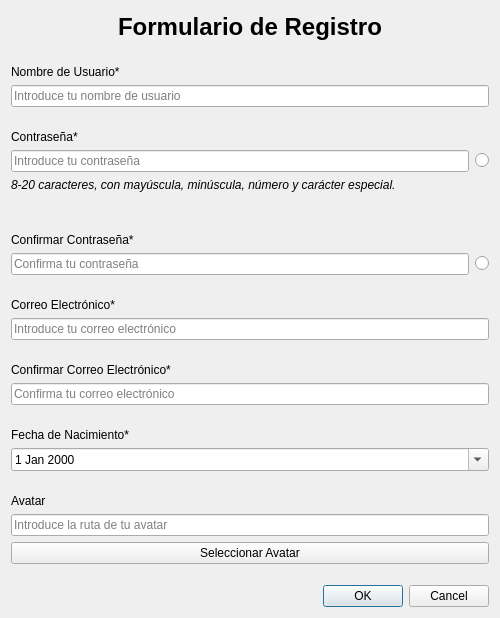
First picture: the form in pantallaregistro.ui, repository Carlessgm/Trabajo_IHM, before the edit.
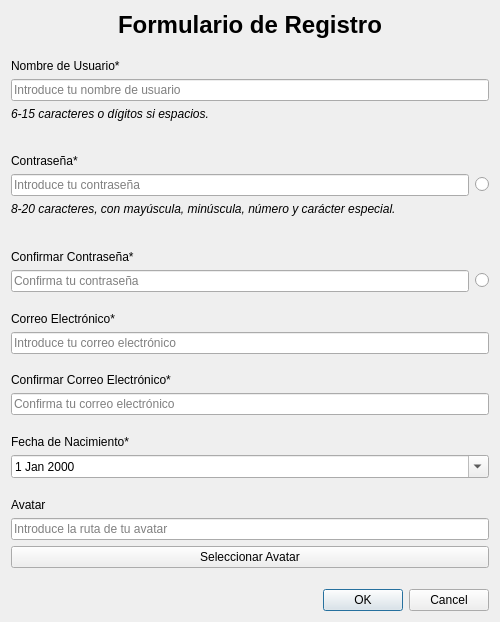
Second picture: the form after the edit.

Diff of the .ui file:
```diff
--- a/pantallaregistro.ui
+++ b/pantallaregistro.ui
@@ -10,127 +10,43 @@
     <x>0</x>
     <y>0</y>
     <width>500</width>
-    <height>618</height>
+    <height>622</height>
    </rect>
   </property>
   <property name="windowTitle">
    <string>Registro de Usuario</string>
   </property>
   <layout class="QGridLayout" name="gridLayout">
-   <item row="17" column="0">
-    <widget class="QPushButton" name="botonSeleccionarAvatar">
-     <property name="text">
-      <string>Seleccionar Avatar</string>
-     </property>
-    </widget>
-   </item>
    <item row="13" column="0">
-    <widget class="QLabel" name="labelFechaNacimiento">
-     <property name="text">
-      <string>Fecha de Nacimiento*</string>
-     </property>
-     <property name="alignment">
-      <set>Qt::AlignmentFlag::AlignBottom|Qt::AlignmentFlag::AlignLeading|Qt::AlignmentFlag::AlignLeft</set>
-     </property>
-    </widget>
-   </item>
-   <item row="12" column="0">
     <widget class="QLineEdit" name="lineEditConfirmarCorreo">
      <property name="placeholderText">
       <string>Confirma tu correo electrónico</string>
      </property>
     </widget>
    </item>
-   <item row="0" column="0">
-    <widget class="QLabel" name="labelTitulo">
-     <property name="font">
-      <font>
-       <pointsize>18</pointsize>
-       <bold>true</bold>
-      </font>
-     </property>
-     <property name="text">
-      <string>Formulario de Registro</string>
-     </property>
-     <property name="alignment">
-      <set>Qt::AlignmentFlag::AlignCenter</set>
-     </property>
-    </widget>
-   </item>
-   <item row="9" column="0">
-    <widget class="QLabel" name="labelCorreo">
-     <property name="text">
-      <string>Correo Electrónico*</string>
-     </property>
-     <property name="alignment">
-      <set>Qt::AlignmentFlag::AlignBottom|Qt::AlignmentFlag::AlignLeading|Qt::AlignmentFlag::AlignLeft</set>
-     </property>
-    </widget>
-   </item>
    <item row="6" column="0">
-    <widget class="QLabel" name="labelConfirmarContrasena">
+    <widget class="QLabel" name="label">
+     <property name="font">
+      <font>
+       <italic>true</italic>
+      </font>
+     </property>
      <property name="text">
-      <string>Confirmar Contraseña*</string>
+      <string>8-20 caracteres, con mayúscula, minúscula, número y carácter especial.</string>
      </property>
      <property name="alignment">
-      <set>Qt::AlignmentFlag::AlignBottom|Qt::AlignmentFlag::AlignLeading|Qt::AlignmentFlag::AlignLeft</set>
+      <set>Qt::AlignmentFlag::AlignLeading|Qt::AlignmentFlag::AlignLeft|Qt::AlignmentFlag::AlignTop</set>
      </property>
     </widget>
    </item>
    <item row="11" column="0">
-    <widget class="QLabel" name="labelConfirmarCorreo">
-     <property name="text">
-      <string>Confirmar Correo Electrónico*</string>
-     </property>
-     <property name="alignment">
-      <set>Qt::AlignmentFlag::AlignBottom|Qt::AlignmentFlag::AlignLeading|Qt::AlignmentFlag::AlignLeft</set>
-     </property>
-    </widget>
-   </item>
-   <item row="2" column="0">
-    <widget class="QLineEdit" name="lineEditUsuario">
+    <widget class="QLineEdit" name="lineEditCorreo">
      <property name="placeholderText">
-      <string>Introduce tu nombre de usuario</string>
+      <string>Introduce tu correo electrónico</string>
      </property>
     </widget>
    </item>
-   <item row="3" column="0">
-    <widget class="QLabel" name="labelContrasena">
-     <property name="sizePolicy">
-      <sizepolicy hsizetype="Preferred" vsizetype="Preferred">
-       <horstretch>0</horstretch>
-       <verstretch>0</verstretch>
-      </sizepolicy>
-     </property>
-     <property name="text">
-      <string>Contraseña*</string>
-     </property>
-     <property name="alignment">
-      <set>Qt::AlignmentFlag::AlignBottom|Qt::AlignmentFlag::AlignLeading|Qt::AlignmentFlag::AlignLeft</set>
-     </property>
-    </widget>
-   </item>
-   <item row="1" column="0">
-    <widget class="QLabel" name="labelNickname">
-     <property name="text">
-      <string>Nombre de Usuario*</string>
-     </property>
-     <property name="alignment">
-      <set>Qt::AlignmentFlag::AlignBottom|Qt::AlignmentFlag::AlignLeading|Qt::AlignmentFlag::AlignLeft</set>
-     </property>
-    </widget>
-   </item>
-   <item row="15" column="0">
-    <widget class="QLabel" name="labelAvatar">
-     <property name="text">
-      <string>Avatar</string>
-     </property>
-     <property name="alignment">
-      <set>Qt::AlignmentFlag::AlignBottom|Qt::AlignmentFlag::AlignLeading|Qt::AlignmentFlag::AlignLeft</set>
-     </property>
-    </widget>
-   </item>
-   <item row="19" column="0">
+   <item row="20" column="0">
     <widget class="QDialogButtonBox" name="buttonBox">
      <property name="orientation">
       <enum>Qt::Orientation::Horizontal</enum>
@@ -140,21 +56,57 @@
      </property>
     </widget>
    </item>
-   <item row="16" column="0">
+   <item row="17" column="0">
     <widget class="QLineEdit" name="lineEditAvatar">
      <property name="placeholderText">
       <string>Introduce la ruta de tu avatar</string>
      </property>
     </widget>
    </item>
+   <item row="7" column="0">
+    <widget class="QLabel" name="labelConfirmarContrasena">
+     <property name="text">
+      <string>Confirmar Contraseña*</string>
+     </property>
+     <property name="alignment">
+      <set>Qt::AlignmentFlag::AlignBottom|Qt::AlignmentFlag::AlignLeading|Qt::AlignmentFlag::AlignLeft</set>
+     </property>
+    </widget>
+   </item>
+   <item row="18" column="0">
+    <widget class="QPushButton" name="botonSeleccionarAvatar">
+     <property name="text">
+      <string>Seleccionar Avatar</string>
+     </property>
+    </widget>
+   </item>
    <item row="10" column="0">
-    <widget class="QLineEdit" name="lineEditCorreo">
-     <property name="placeholderText">
-      <string>Introduce tu correo electrónico</string>
+    <widget class="QLabel" name="labelCorreo">
+     <property name="text">
+      <string>Correo Electrónico*</string>
+     </property>
+     <property name="alignment">
+      <set>Qt::AlignmentFlag::AlignBottom|Qt::AlignmentFlag::AlignLeading|Qt::AlignmentFlag::AlignLeft</set>
      </property>
     </widget>
    </item>
    <item row="4" column="0">
+    <widget class="QLabel" name="labelContrasena">
+     <property name="sizePolicy">
+      <sizepolicy hsizetype="Preferred" vsizetype="Preferred">
+       <horstretch>0</horstretch>
+       <verstretch>0</verstretch>
+      </sizepolicy>
+     </property>
+     <property name="text">
+      <string>Contraseña*</string>
+     </property>
+     <property name="alignment">
+      <set>Qt::AlignmentFlag::AlignBottom|Qt::AlignmentFlag::AlignLeading|Qt::AlignmentFlag::AlignLeft</set>
+     </property>
+    </widget>
+   </item>
+   <item row="5" column="0">
     <layout class="QHBoxLayout" name="horizontalLayout">
      <item>
       <widget class="QLineEdit" name="lineEditContrasena">
@@ -181,14 +133,14 @@
      </item>
     </layout>
    </item>
-   <item row="14" column="0">
+   <item row="15" column="0">
     <widget class="QDateEdit" name="dateEditNacimiento">
      <property name="calendarPopup">
       <bool>true</bool>
      </property>
     </widget>
    </item>
-   <item row="18" column="0">
+   <item row="19" column="0">
     <spacer name="verticalSpacer">
      <property name="orientation">
       <enum>Qt::Orientation::Vertical</enum>
@@ -204,22 +156,23 @@
      </property>
     </spacer>
    </item>
-   <item row="5" column="0">
-    <widget class="QLabel" name="label">
+   <item row="0" column="0">
+    <widget class="QLabel" name="labelTitulo">
      <property name="font">
       <font>
-       <italic>true</italic>
+       <pointsize>18</pointsize>
+       <bold>true</bold>
       </font>
      </property>
      <property name="text">
-      <string>8-20 caracteres, con mayúscula, minúscula, número y carácter especial.</string>
+      <string>Formulario de Registro</string>
      </property>
      <property name="alignment">
-      <set>Qt::AlignmentFlag::AlignLeading|Qt::AlignmentFlag::AlignLeft|Qt::AlignmentFlag::AlignTop</set>
+      <set>Qt::AlignmentFlag::AlignCenter</set>
      </property>
     </widget>
    </item>
-   <item row="7" column="0">
+   <item row="8" column="0">
     <layout class="QHBoxLayout" name="horizontalLayout_2">
      <item>
       <widget class="QLineEdit" name="lineEditConfirmarContrasena">
@@ -243,6 +196,71 @@
      </item>
     </layout>
    </item>
+   <item row="2" column="0">
+    <widget class="QLineEdit" name="lineEditUsuario">
+     <property name="placeholderText">
+      <string>Introduce tu nombre de usuario</string>
+     </property>
+    </widget>
+   </item>
+   <item row="12" column="0">
+    <widget class="QLabel" name="labelConfirmarCorreo">
+     <property name="text">
+      <string>Confirmar Correo Electrónico*</string>
+     </property>
+     <property name="alignment">
+      <set>Qt::AlignmentFlag::AlignBottom|Qt::AlignmentFlag::AlignLeading|Qt::AlignmentFlag::AlignLeft</set>
+     </property>
+    </widget>
+   </item>
+   <item row="14" column="0">
+    <widget class="QLabel" name="labelFechaNacimiento">
+     <property name="text">
+      <string>Fecha de Nacimiento*</string>
+     </property>
+     <property name="alignment">
+      <set>Qt::AlignmentFlag::AlignBottom|Qt::AlignmentFlag::AlignLeading|Qt::AlignmentFlag::AlignLeft</set>
+     </property>
+    </widget>
+   </item>
+   <item row="16" column="0">
+    <widget class="QLabel" name="labelAvatar">
+     <property name="text">
+      <string>Avatar</string>
+     </property>
+     <property name="alignment">
+      <set>Qt::AlignmentFlag::AlignBottom|Qt::AlignmentFlag::AlignLeading|Qt::AlignmentFlag::AlignLeft</set>
+     </property>
+    </widget>
+   </item>
+   <item row="1" column="0">
+    <widget class="QLabel" name="labelNickname">
+     <property name="text">
+      <string>Nombre de Usuario*</string>
+     </property>
+     <property name="alignment">
+      <set>Qt::AlignmentFlag::AlignBottom|Qt::AlignmentFlag::AlignLeading|Qt::AlignmentFlag::AlignLeft</set>
+     </property>
+    </widget>
+   </item>
+   <item row="3" column="0">
+    <widget class="QLabel" name="label_2">
+     <property name="font">
+      <font>
+       <italic>true</italic>
+      </font>
+     </property>
+     <property name="text">
+      <string>6-15 caracteres o dígitos si espacios.</string>
+     </property>
+     <property name="textFormat">
+      <enum>Qt::TextFormat::AutoText</enum>
+     </property>
+     <property name="alignment">
+      <set>Qt::AlignmentFlag::AlignLeading|Qt::AlignmentFlag::AlignLeft|Qt::AlignmentFlag::AlignTop</set>
+     </property>
+    </widget>
+   </item>
   </layout>
  </widget>
  <tabstops>
```
